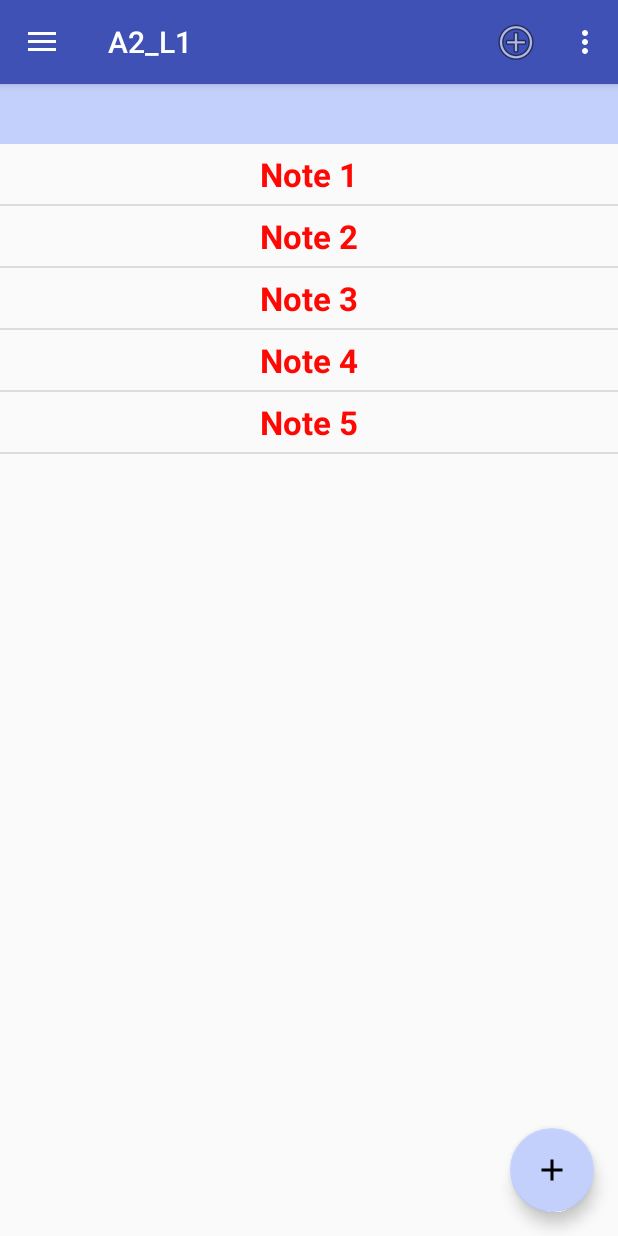
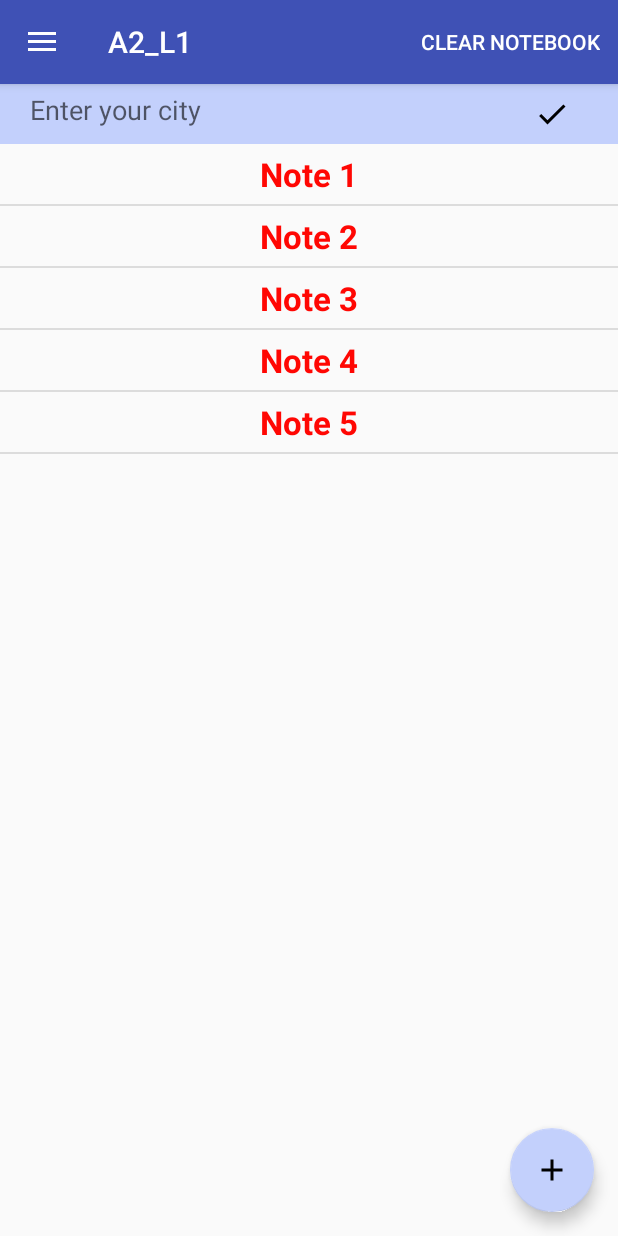
Before and after one commit to Golgoroth22/GeekBrains_Android2, an Android app: the screen it shows after launch (ListActivity), on a phone screen of 412 x 824 dp. Run offline under Robolectric (Android 15) with nearby library versions, the phone set to English and light mode, and no system bars.

Commit message:
Add functional to check temperature by input city name

```diff
--- a/A2_L1/app/src/main/AndroidManifest.xml
+++ b/A2_L1/app/src/main/AndroidManifest.xml
@@ -1,6 +1,8 @@
 <?xml version="1.0" encoding="utf-8"?>
 <manifest xmlns:android="http://schemas.android.com/apk/res/android"
     package="com.falin.valentin.a2_l1">
+
+    <uses-permission android:name="android.permission.INTERNET" />
 
     <application
         android:allowBackup="true"
--- a/A2_L1/app/src/main/java/com/falin/valentin/a2_l1/ListActivity.java
+++ b/A2_L1/app/src/main/java/com/falin/valentin/a2_l1/ListActivity.java
@@ -2,7 +2,9 @@ package com.falin.valentin.a2_l1;
 
 import android.content.Intent;
 import android.os.Bundle;
+import android.os.Handler;
 import android.support.design.widget.FloatingActionButton;
+import android.util.Log;
 import android.view.View;
 import android.support.design.widget.NavigationView;
 import android.support.v4.view.GravityCompat;
@@ -12,15 +14,31 @@ import android.support.v7.app.AppCompatActivity;
 import android.support.v7.widget.Toolbar;
 import android.view.Menu;
 import android.view.MenuItem;
+import android.widget.EditText;
+import android.widget.ImageButton;
 import android.widget.ListView;
 import android.widget.TextView;
+import android.widget.Toast;
 
 import com.falin.valentin.a2_l1.data.FakeDB;
+import com.falin.valentin.a2_l1.data.WeatherDataLoader;
+
+import org.json.JSONException;
+import org.json.JSONObject;
 
 public class ListActivity extends AppCompatActivity
         implements NavigationView.OnNavigationItemSelectedListener {
+    private static final String LOG_TAG = ListActivity.class.getSimpleName();
     private MyListViewAdapter adapter;
     private TextView contentListViewText;
+    private EditText contentCityInputEditText;
+    private ImageButton contentCityApplyButton;
+    private TextView contentDegreesTextView;
+
+    private static String city = "";
+    private static String cityDegrees = "";
+
+    private final Handler handler = new Handler();
 
     @Override
     protected void onCreate(Bundle savedInstanceState) {
@@ -44,17 +62,66 @@ public class ListActivity extends AppCompatActivity
         toggle.syncState();
 
         setListView();
+
         contentListViewText = findViewById(R.id.content_list_view_text);
-        checkNoteBookSize();
+        contentCityApplyButton = findViewById(R.id.content_check_city_button);
+        contentCityApplyButton.setOnClickListener(new View.OnClickListener() {
+            @Override
+            public void onClick(View view) {
+                city = contentCityInputEditText.getText().toString();
+                updateWeatherData();
+            }
+        });
+        contentCityInputEditText = findViewById(R.id.content_city_edit_text);
+        contentCityInputEditText.setText(city);
+        contentDegreesTextView = findViewById(R.id.content_degrees_text_view);
+        contentDegreesTextView.setText(cityDegrees);
 
         NavigationView navigationView = (NavigationView) findViewById(R.id.nav_view);
         navigationView.setNavigationItemSelectedListener(this);
+
+        checkNoteBookSize();
     }
 
     private void setListView() {
         ListView listView = findViewById(R.id.content_list_view);
         adapter = new MyListViewAdapter(this);
         listView.setAdapter(adapter);
+    }
+
+    private void updateWeatherData() {
+        new Thread() {
+            @Override
+            public void run() {
+                final JSONObject jsonObject = WeatherDataLoader.getJSONData(getApplicationContext(), city);
+                if (jsonObject == null) {
+                    handler.post(new Runnable() {
+                        @Override
+                        public void run() {
+                            Toast.makeText(getApplicationContext(), "City not found", Toast.LENGTH_LONG).show();
+                        }
+                    });
+                } else {
+                    handler.post(new Runnable() {
+                        @Override
+                        public void run() {
+                            renderWeather(jsonObject);
+                        }
+                    });
+                }
+            }
+        }.start();
+    }
+
+    private void renderWeather(JSONObject jsonObject) {
+        try {
+            JSONObject mainObject = jsonObject.getJSONObject("main");
+            cityDegrees = String.format("%.2f", mainObject.getDouble("temp")) + " ℃";
+            contentDegreesTextView.setText(cityDegrees);
+        } catch (JSONException e) {
+            e.printStackTrace();
+            Log.d(LOG_TAG, "One or more fields not found in the JSON data");
+        }
     }
 
     @Override
@@ -88,10 +155,10 @@ public class ListActivity extends AppCompatActivity
                 checkNoteBookSize();
                 return true;
             }
-            case R.id.action_add: {
-                adapter.addElement();
-                return true;
-            }
+//            case R.id.action_add: {
+//                adapter.addElement();
+//                return true;
+//            }
             default: {
                 return false;
             }
--- a/A2_L1/app/src/main/res/layout/content_list.xml
+++ b/A2_L1/app/src/main/res/layout/content_list.xml
@@ -10,14 +10,42 @@
 
     <LinearLayout
         android:layout_width="match_parent"
-        android:layout_height="@dimen/dimen_40dp">
+        android:layout_height="@dimen/dimen_40dp"
+        android:background="@color/colorAccent"
+        android:orientation="horizontal">
+
+        <EditText
+            android:id="@+id/content_city_edit_text"
+            android:layout_width="0dp"
+            android:layout_height="match_parent"
+            android:layout_marginLeft="@dimen/dimen_16dp"
+            android:layout_marginStart="@dimen/dimen_16dp"
+            android:layout_weight="1"
+            android:hint="@string/enter_your_city"
+            android:inputType="text" />
+
+        <ImageButton
+            android:id="@+id/content_check_city_button"
+            android:layout_width="wrap_content"
+            android:layout_height="wrap_content"
+            android:layout_gravity="center"
+            android:layout_marginLeft="@dimen/dimen_16dp"
+            android:layout_marginStart="@dimen/dimen_16dp"
+            android:background="@color/colorAccent"
+            android:contentDescription="@string/checkbutton"
+            android:src="@drawable/ic_check_black_24dp" />
 
         <TextView
             android:id="@+id/content_degrees_text_view"
-            android:layout_width="match_parent"
+            android:layout_width="wrap_content"
             android:layout_height="match_parent"
+            android:layout_marginEnd="@dimen/dimen_16dp"
+            android:layout_marginLeft="@dimen/dimen_16dp"
+            android:layout_marginRight="@dimen/dimen_16dp"
+            android:layout_marginStart="@dimen/dimen_16dp"
             android:background="@color/colorAccent"
-            android:gravity="center" />
+            android:gravity="center"
+            android:textStyle="bold" />
     </LinearLayout>
 
     <ListView
--- a/A2_L1/app/src/main/res/menu/list.xml
+++ b/A2_L1/app/src/main/res/menu/list.xml
@@ -1,7 +1,7 @@
 <?xml version="1.0" encoding="utf-8"?>
 <menu xmlns:android="http://schemas.android.com/apk/res/android"
     xmlns:app="http://schemas.android.com/apk/res-auto">
-    <item
+    <!--<item
         android:id="@+id/action_add"
         android:icon="@android:drawable/ic_menu_add"
         android:orderInCategory="1"
@@ -11,10 +11,11 @@
     <item
         android:id="@+id/action_do_nothing"
         android:orderInCategory="2"
-        android:title="@string/do_nothing" />
+        android:title="@string/do_nothing" /> -->
 
     <item
         android:id="@+id/action_delete_all"
-        android:orderInCategory="3"
-        android:title="@string/action_delete_all" />
+        android:orderInCategory="1"
+        android:title="@string/action_delete_all"
+        app:showAsAction="ifRoom" />
 </menu>
--- a/A2_L1/app/src/main/res/values/strings.xml
+++ b/A2_L1/app/src/main/res/values/strings.xml
@@ -4,7 +4,7 @@
     <string name="navigation_drawer_open">Open navigation drawer</string>
     <string name="navigation_drawer_close">Close navigation drawer</string>
 
-    <string name="action_delete_all">Delete all</string>
+    <string name="action_delete_all">Clear noteBook</string>
     <string name="action_add">Add</string>
     <string name="do_nothing">Do nothing</string>
     <string name="title_activity_list_full_view_item">ListFullViewItemActivity</string>
@@ -18,4 +18,6 @@
     <string name="hi_i_m_bob">Hi! I`m Bob!</string>
     <string name="my_email_google_gmail_com">My email: google@gmail.com</string>
     <string name="notebook_is_empty">NoteBook is Empty</string>
+    <string name="checkbutton">CheckButton</string>
+    <string name="enter_your_city">Enter your city</string>
 </resources>
```
Also changed, not shown: A2_L1/app/src/main/java/com/falin/valentin/a2_l1/data/WeatherDataLoader.java (added, +41 -0 lines).
